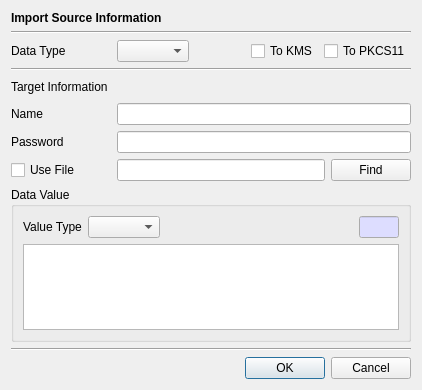
Above: CertMan/import_dlg.ui from jykim74/CertMan before the change. Below: the same form after it.
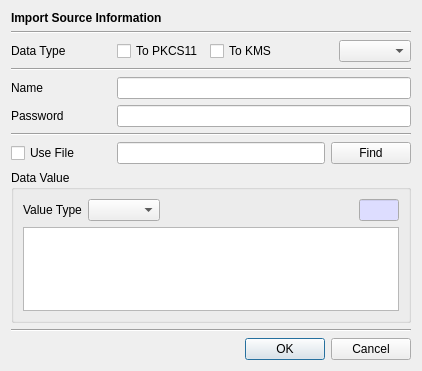
That is the form after the change.

The edit to the form file:
```diff
--- a/CertMan/import_dlg.ui
+++ b/CertMan/import_dlg.ui
@@ -7,7 +7,7 @@
     <x>0</x>
     <y>0</y>
     <width>418</width>
-    <height>390</height>
+    <height>371</height>
    </rect>
   </property>
   <property name="windowTitle">
@@ -38,6 +38,13 @@
      <property name="topMargin">
       <number>0</number>
      </property>
+     <item row="0" column="3">
+      <widget class="QCheckBox" name="mToPKCS11Check">
+       <property name="text">
+        <string>To PKCS11</string>
+       </property>
+      </widget>
+     </item>
      <item row="0" column="0">
       <widget class="QLabel" name="label_2">
        <property name="minimumSize">
@@ -57,35 +64,28 @@
        </property>
       </widget>
      </item>
-     <item row="0" column="1">
+     <item row="0" column="6">
       <widget class="QComboBox" name="mDataTypeCombo"/>
      </item>
-     <item row="0" column="2">
-      <spacer name="horizontalSpacer">
-       <property name="orientation">
-        <enum>Qt::Horizontal</enum>
-       </property>
-       <property name="sizeHint" stdset="0">
-        <size>
-         <width>40</width>
-         <height>20</height>
-        </size>
-       </property>
-      </spacer>
-     </item>
-     <item row="0" column="3">
+     <item row="0" column="4">
       <widget class="QCheckBox" name="mToKMSCheck">
        <property name="text">
         <string>To KMS</string>
        </property>
       </widget>
      </item>
-     <item row="0" column="4">
-      <widget class="QCheckBox" name="mToPKCS11Check">
-       <property name="text">
-        <string>To PKCS11</string>
+     <item row="0" column="5">
+      <spacer name="horizontalSpacer">
+       <property name="orientation">
+        <enum>Qt::Horizontal</enum>
        </property>
-      </widget>
+       <property name="sizeHint" stdset="0">
+        <size>
+         <width>40</width>
+         <height>20</height>
+        </size>
+       </property>
+      </spacer>
      </item>
     </layout>
    </item>
@@ -96,39 +96,6 @@
      </property>
     </widget>
    </item>
-   <item>
-    <layout class="QGridLayout" name="gridLayout_4">
-     <property name="topMargin">
-      <number>0</number>
-     </property>
-     <item row="0" column="0">
-      <widget class="QLabel" name="label_3">
-       <property name="minimumSize">
-        <size>
-         <width>100</width>
-         <height>0</height>
-        </size>
-       </property>
-       <property name="text">
-        <string>Target Information</string>
-       </property>
-      </widget>
-     </item>
-     <item row="0" column="1">
-      <spacer name="horizontalSpacer_2">
-       <property name="orientation">
-        <enum>Qt::Horizontal</enum>
-       </property>
-       <property name="sizeHint" stdset="0">
-        <size>
-         <width>40</width>
-         <height>20</height>
-        </size>
-       </property>
-      </spacer>
-     </item>
-    </layout>
-   </item>
    <item>
     <layout class="QGridLayout" name="gridLayout_3">
      <item row="0" column="0">
@@ -173,6 +140,13 @@
      </item>
     </layout>
    </item>
+   <item>
+    <widget class="Line" name="line_4">
+     <property name="orientation">
+      <enum>Qt::Horizontal</enum>
+     </property>
+    </widget>
+   </item>
    <item>
     <layout class="QGridLayout" name="gridLayout_2">
      <property name="topMargin">
```
Left out of the diff: 2 changed lines with no effect on the pictures.
